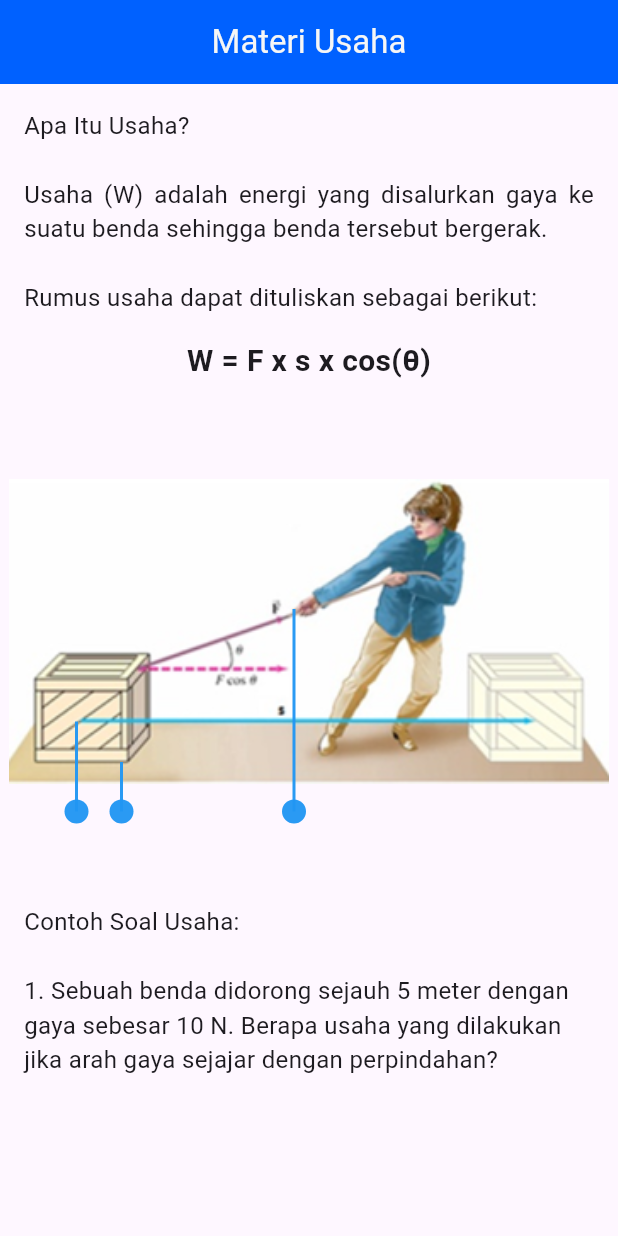
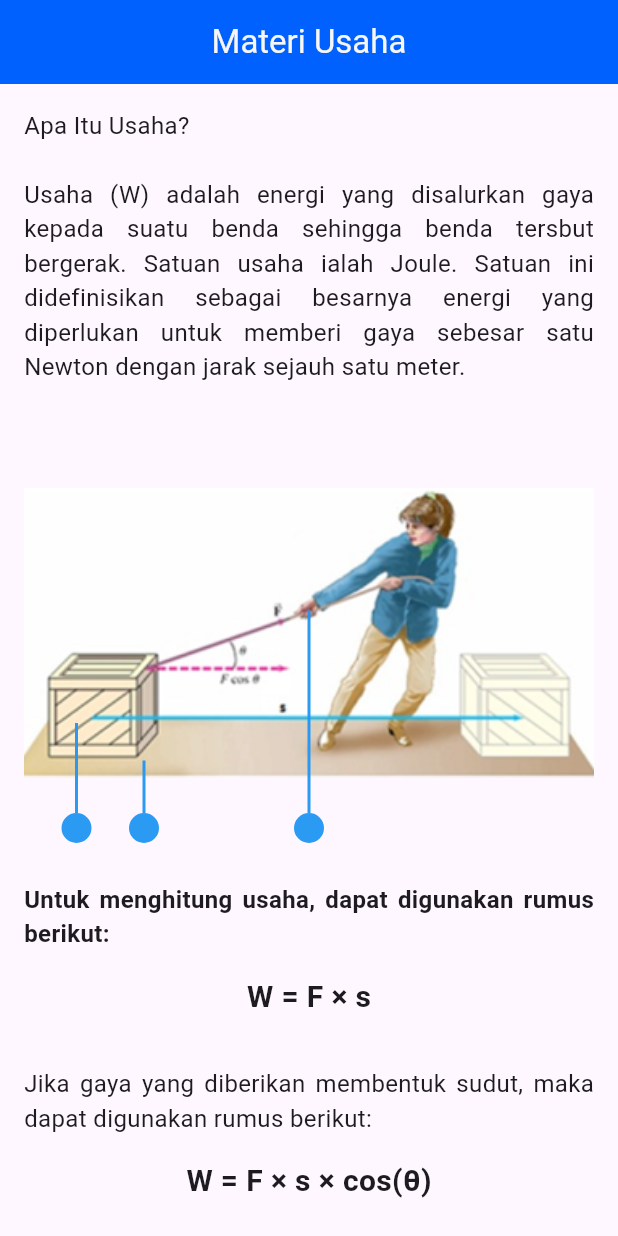
Before and after one commit to DesrielKiki/sunco_physics, a Flutter app: the screen it shows after launch, on a phone screen of 412 x 824 dp. Run offline on Flutter 3.47's test engine with Material 3 defaults, Android fonts, the light colour scheme and no system bars; our stand-ins replace cloud_firestore, firebase_auth, firebase_core, shared_preferences; accounts and stored records are empty.

Commit message:
:wrench: modify work lesson

```diff
--- a/lib/data/model/interactive_point.dart
+++ b/lib/data/model/interactive_point.dart
@@ -3,11 +3,14 @@ import 'package:flutter/material.dart';
 class InteractivePoint {
   final Offset position;
   final double lineLength;
+  final String title;
+
   final String description;
 
   InteractivePoint({
     required this.position,
     required this.lineLength,
+    required this.title,
     required this.description,
   });
 }
--- a/lib/presentation/screen/lesson/list/work_lesson.dart
+++ b/lib/presentation/screen/lesson/list/work_lesson.dart
@@ -1,5 +1,6 @@
 import 'package:flutter/material.dart';
 import 'package:sunco_physics/data/model/interactive_point.dart';
+import 'package:sunco_physics/presentation/component/question_button.dart';
 import 'package:sunco_physics/presentation/component/vertical_line_painter.dart';
 import 'package:sunco_physics/presentation/theme/color_config.dart';
 import 'package:sunco_physics/presentation/component/lesson_dialog.dart';
@@ -11,23 +12,29 @@ class WorkLessonScreen extends StatefulWidget {
   State<WorkLessonScreen> createState() => _WorkLessonScreenState();
 }
 
-class _WorkLessonScreenState extends State<WorkLessonScreen> with TickerProviderStateMixin {
+class _WorkLessonScreenState extends State<WorkLessonScreen>
+    with TickerProviderStateMixin {
   final List<InteractivePoint> points = [
     InteractivePoint(
-      position: const Offset(45, 210),
+      position: const Offset(35, 210),
       lineLength: 60,
+      title: "Massa",
       description:
-          "Kotak A: Benda ini awalnya dalam posisi diam sebelum gaya diberikan.",
+          'Massa adalah gaya yang ditimbulkan oleh gravitasi pada sebuah benda. Massa menunjukkan seberapa kuat gravitasi menarik benda tersebut ke bawah. Berat berbeda dari massa, karena berat tidak tergantung pada gravitasi, sedangkan massa iya. Misalnya: Di Bumi, kamu merasa lebih "berat" karena gravitasi Bumi lebih besar. Di Bulan, kamu akan merasa lebih "ringan" karena gravitasi Bulan lebih kecil. Massa biasanya diukur dalam satuan Newton (N), sedangkan berat diukur dalam kilogram (kg)',
+    ),
+    InteractivePoint(
+      position: const Offset(80, 235),
+      lineLength: 35,
+      title: "Gaya gesek",
+      description:
+          'Gaya gesek adalah resistensi yang terjadi saat dua permukaan saling bersentuhan. Gaya gesek terdiri dari dua jenis, yaitu gaya gesek statis dan gaya gesek kinetis. Gaya gesek statis adalah gaya gesek yang terjadi saat benda diam, sedangkan gaya gesek kinetis adalah gaya gesek yang terjadi pada benda yang bergerak',
     ),
     InteractivePoint(
       position: const Offset(190, 135),
       lineLength: 135,
-      description: "Gaya: Ini adalah arah gaya yang bekerja pada benda.",
-    ),
-    InteractivePoint(
-      position: const Offset(75, 237),
-      lineLength: 33,
-      description: "Kotak B: Posisi akhir benda setelah mengalami usaha.",
+      title: "Gaya",
+      description:
+          'gaya adalah dorongan atau tarikan yang dapat membuat suatu benda bergerak, berubah arah, berhenti, atau berubah bentuk. Contohnya: Ketika kamu mendorong meja, itu adalah gaya dorong. Ketika kamu menarik pintu, itu adalah gaya tarik. Gaya diukur dalam satuan Newton (N)',
     ),
   ];
 
@@ -76,43 +83,36 @@ class _WorkLessonScreenState extends State<WorkLessonScreen> with TickerProvider
   }
 
   // Fungsi untuk menampilkan deskripsi titik
-  void _showDescription(String description) {
+  void _showDescription(String description, String title) {
     debugPrint("Menampilkan deskripsi: $description");
     showDialog(
       context: context,
-      builder: (context) => LessonDialog(description: description),
+      builder: (context) => LessonDialog(
+        description: description,
+        title: title,
+      ),
     );
   }
 
   // Fungsi untuk menangani klik pada titik
   void _onPointClicked(int index) {
     if (!clickedPoints[index]) {
-      debugPrint('Titik $index diklik');
-
-      // Mengatur opacity ke 1.0 terlebih dahulu sebelum menghentikan animasi
+      // Atur opacity ke 1.0 dan tandai titik sebagai telah diklik
       setState(() {
-        opacityValues[index] = 1.0; // Mengembalikan opacity ke 1
-        clickedPoints[index] = true; // Menandai bahwa titik sudah diklik
+        opacityValues[index] = 1.0; // Set opacity penuh
+        clickedPoints[index] = true; // Tandai titik sebagai diklik
       });
 
-      // Debugging: Status setelah opacity diatur
-      debugPrint('Opacity setelah diklik untuk titik $index: ${opacityValues[index]}');
-
-      // Memberikan sedikit delay sebelum animasi dihentikan dan deskripsi ditampilkan
+      // Memberikan sedikit delay sebelum menghentikan animasi dan menampilkan deskripsi
       Future.delayed(const Duration(milliseconds: 300), () {
         // Hentikan animasi pada titik yang diklik
         _animationControllers[index].stop();
 
-        // Debugging: Menampilkan status setelah animasi dihentikan
-        debugPrint('Animasi dihentikan untuk titik $index');
-
-        // Menampilkan deskripsi titik setelah animasi dihentikan
-        _showDescription(points[index].description);
+        // Tampilkan deskripsi titik setelah animasi dihentikan
+        _showDescription(points[index].description, points[index].title);
       });
     } else {
-      // Jika titik sudah diklik sebelumnya, tidak perlu memodifikasi animasi, hanya tampilkan deskripsi
-      debugPrint('Titik $index sudah diklik sebelumnya');
-      _showDescription(points[index].description); // Menampilkan deskripsi lagi
+      _showDescription(points[index].description, points[index].title);
     }
   }
 
@@ -126,24 +126,14 @@ class _WorkLessonScreenState extends State<WorkLessonScreen> with TickerProvider
         centerTitle: true,
       ),
       body: SingleChildScrollView(
+        child: Padding(
+          padding: const EdgeInsets.all(16.0),
           child: Column(
             children: [
-            const Padding(
-              padding: EdgeInsets.all(16.0),
-              child: Text(
-                "Apa Itu Usaha?\n\nUsaha (W) adalah energi yang disalurkan gaya ke suatu benda sehingga benda tersebut bergerak.\n\nRumus usaha dapat dituliskan sebagai berikut:",
+              const Text(
+                "Apa Itu Usaha?\n\nUsaha (W) adalah energi yang disalurkan gaya kepada suatu benda sehingga benda tersbut bergerak. Satuan usaha ialah Joule. Satuan ini didefinisikan sebagai besarnya energi yang diperlukan untuk memberi gaya sebesar satu Newton dengan jarak sejauh satu meter.",
                 style: TextStyle(fontSize: 16),
                 textAlign: TextAlign.justify,
-              ),
-            ),
-            const Center(
-              child: Text(
-                "W = F x s x cos(θ)",
-                style: TextStyle(
-                  fontSize: 20,
-                  fontWeight: FontWeight.bold,
-                ),
-              ),
               ),
               const SizedBox(height: 16),
               Center(
@@ -155,7 +145,6 @@ class _WorkLessonScreenState extends State<WorkLessonScreen> with TickerProvider
                       height: 300,
                       fit: BoxFit.contain,
                     ),
-
                     // Menggambar garis dengan animasi kedip
                     Positioned.fill(
                       child: AnimatedBuilder(
@@ -185,18 +174,19 @@ class _WorkLessonScreenState extends State<WorkLessonScreen> with TickerProvider
                           return MapEntry(
                             index,
                             Positioned(
-                            left: endPosition.dx - 8,
-                            top: endPosition.dy - 8,
+                              left: endPosition.dx - 10,
+                              top: endPosition.dy - 0,
                               child: FadeTransition(
                                 opacity: _opacityAnimations[index],
                                 child: GestureDetector(
                                   onTap: () {
-                                  _onPointClicked(index); // Fungsi untuk menangani klik
+                                    _onPointClicked(
+                                        index); // Fungsi untuk menangani klik
                                   },
                                   child: Container(
-                                  width: 16,
-                                  height: 16,
-                                  decoration: BoxDecoration(
+                                    width: 20,
+                                    height: 20,
+                                    decoration: const BoxDecoration(
                                       color: Colors.blue,
                                       shape: BoxShape.circle,
                                     ),
@@ -212,14 +202,79 @@ class _WorkLessonScreenState extends State<WorkLessonScreen> with TickerProvider
                 ),
               ),
               const SizedBox(height: 16),
-            const Padding(
-              padding: EdgeInsets.all(16.0),
+              const Text(
+                "Untuk menghitung usaha, dapat digunakan rumus berikut:",
+                style: TextStyle(fontSize: 16, fontWeight: FontWeight.bold),
+                textAlign: TextAlign.justify,
+              ),
+              const SizedBox(height: 16),
+              const Center(
                 child: Text(
-                "Contoh Soal Usaha:\n\n1. Sebuah benda didorong sejauh 5 meter dengan gaya sebesar 10 N. Berapa usaha yang dilakukan jika arah gaya sejajar dengan perpindahan?",
-                style: TextStyle(fontSize: 16),
+                  "W = F × s",
+                  style: TextStyle(
+                    fontSize: 20,
+                    fontWeight: FontWeight.bold,
                   ),
                 ),
+              ),
+              const SizedBox(height: 32),
+              const Text(
+                "Jika gaya yang diberikan membentuk sudut, maka dapat digunakan rumus berikut:",
+                style: TextStyle(
+                  fontSize: 16,
+                ),
+                textAlign: TextAlign.justify,
+              ),
+              const SizedBox(height: 16),
+              const Center(
+                child: Text(
+                  "W = F × s × cos(θ)",
+                  style: TextStyle(
+                    fontSize: 20,
+                    fontWeight: FontWeight.bold,
+                  ),
+                ),
+              ),
+              const SizedBox(height: 32),
+              const Text(
+                "Jika gaya yang diberikan kepada benda lebih dari satu, maka cukup hitung usaha untuk setiap gaya lalu jumlahkan usaha tersebut.",
+                style: TextStyle(
+                  fontSize: 16,
+                ),
+                textAlign: TextAlign.justify,
+              ),
+              const SizedBox(height: 16),
+              const Align(
+                alignment: Alignment.centerLeft, // Pastikan teks rata kiri
+                child: Text(
+                  "Contoh soal usaha : ",
+                  style: TextStyle(fontSize: 16, fontWeight: FontWeight.bold),
+                  textAlign: TextAlign
+                      .start, // Tidak wajib, karena alignment sudah diatur
+                ),
+              ),
+              const SizedBox(height: 16),
+              const QuestionButton(
+                title: "Soal 1",
+                question:
+                    "Sebuah benda didorong oleh dua orang sejauh 5 meter. "
+                    "Orang yang pertama mendorong benda dengan gaya 50 Newton, sedangkan orang yang kedua mendorong dengan gaya 100 Newton. "
+                    "Berapa usahanya?",
+                answer: "1. W1 = 50 Newton × 5 meter = 250 Joule\n"
+                    "2. W2 = 100 Newton × 5 meter = 500 Joule\n"
+                    "3. Wtotal = 250 Joule + 500 Joule = 750 Joule\n"
+                    "Sehingga usaha untuk mendorong benda tersebut adalah 750 Joule.",
+              ),
+              const SizedBox(height: 16),
+              const QuestionButton(
+                title: "Soal 2",
+                question:
+                    "Sebuah benda ditarik dengan arah 45 derajat dan gaya sebesar 100 Newton sejauh 2 meter. Berapa usahanya?",
+                answer: "W = 100 Newton × 2 meter × cos(45) = 141 Joule\n"
+                    "Sehingga usaha untuk menarik benda tersebut adalah 141 Joule.",
+              ),
             ],
+          ),
         ),
       ),
     );
```
Lines whose indentation alone changed are shown as unchanged.
